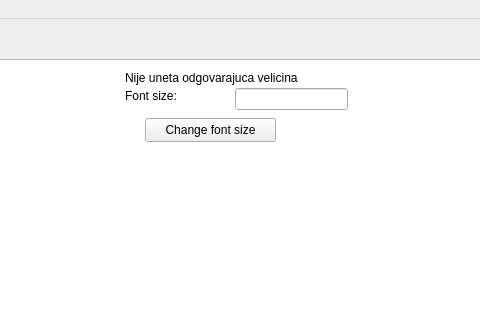
This is form/mainwindow.ui in ilija-s/html-editor as Qt 5 draws it before an edit; both pictures show x 165 to 645 and y 0 to 320 of the 1223 by 785 pixel window. The edited form follows.
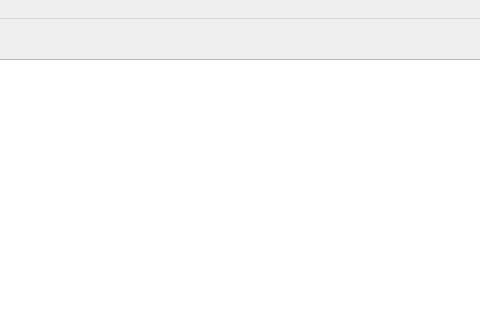
This is the edited form. Custom widgets are drawn as their Qt base class.

Commit message: New: ui for font size functionality

Diff of the .ui file:
```diff
--- a/form/mainwindow.ui
+++ b/form/mainwindow.ui
@@ -14,65 +14,6 @@
    <string>MainWindow</string>
   </property>
   <widget class="QWidget" name="centralwidget">
-   <widget class="QWidget" name="fontSize" native="true">
-    <property name="geometry">
-     <rect>
-      <x>280</x>
-      <y>49</y>
-      <width>251</width>
-      <height>81</height>
-     </rect>
-    </property>
-    <widget class="QLabel" name="lfontSize">
-     <property name="geometry">
-      <rect>
-       <x>10</x>
-       <y>20</y>
-       <width>81</width>
-       <height>16</height>
-      </rect>
-     </property>
-     <property name="text">
-      <string>Font size:</string>
-     </property>
-    </widget>
-    <widget class="QPushButton" name="pbfontSize">
-     <property name="geometry">
-      <rect>
-       <x>30</x>
-       <y>50</y>
-       <width>131</width>
-       <height>24</height>
-      </rect>
-     </property>
-     <property name="text">
-      <string>Change font size</string>
-     </property>
-    </widget>
-    <widget class="QLineEdit" name="lEfontSize">
-     <property name="geometry">
-      <rect>
-       <x>120</x>
-       <y>20</y>
-       <width>113</width>
-       <height>22</height>
-      </rect>
-     </property>
-    </widget>
-    <widget class="QLabel" name="lnotEntered">
-     <property name="geometry">
-      <rect>
-       <x>10</x>
-       <y>0</y>
-       <width>231</width>
-       <height>20</height>
-      </rect>
-     </property>
-     <property name="text">
-      <string>Nije uneta odgovarajuca velicina</string>
-     </property>
-    </widget>
-   </widget>
    <widget class="HtmlEditor" name="htmlEditor">
     <property name="enabled">
      <bool>true</bool>
```
Left out of the diff: 1 changed line with no effect on the pictures. The commit also changes 5 other files.
